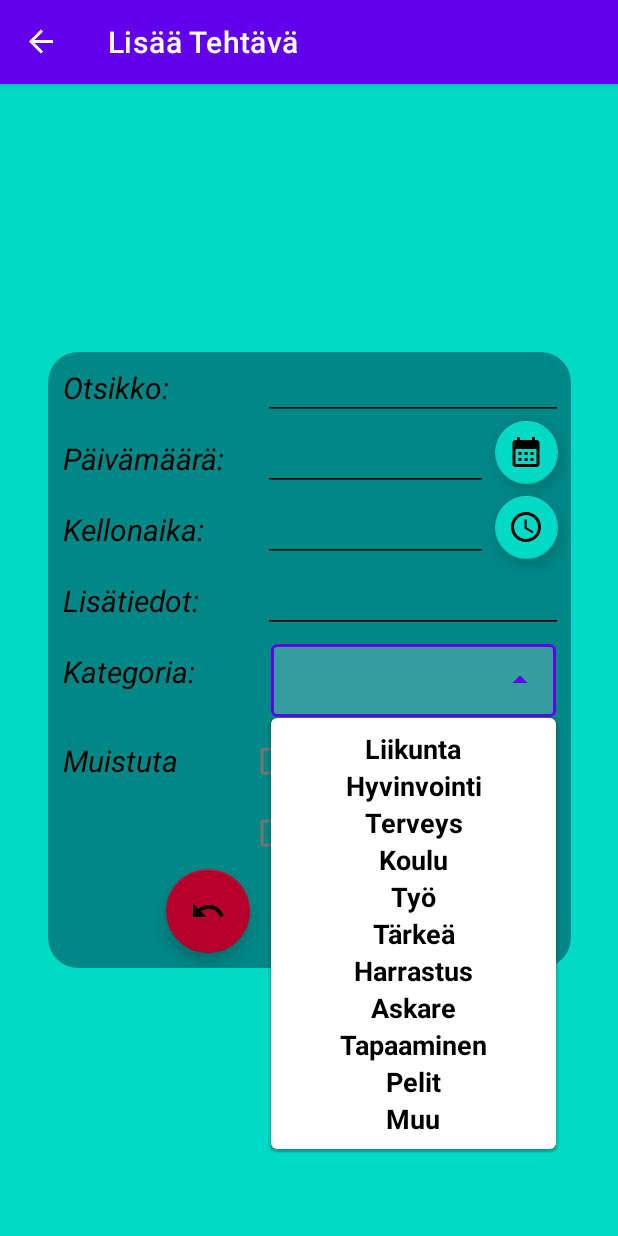
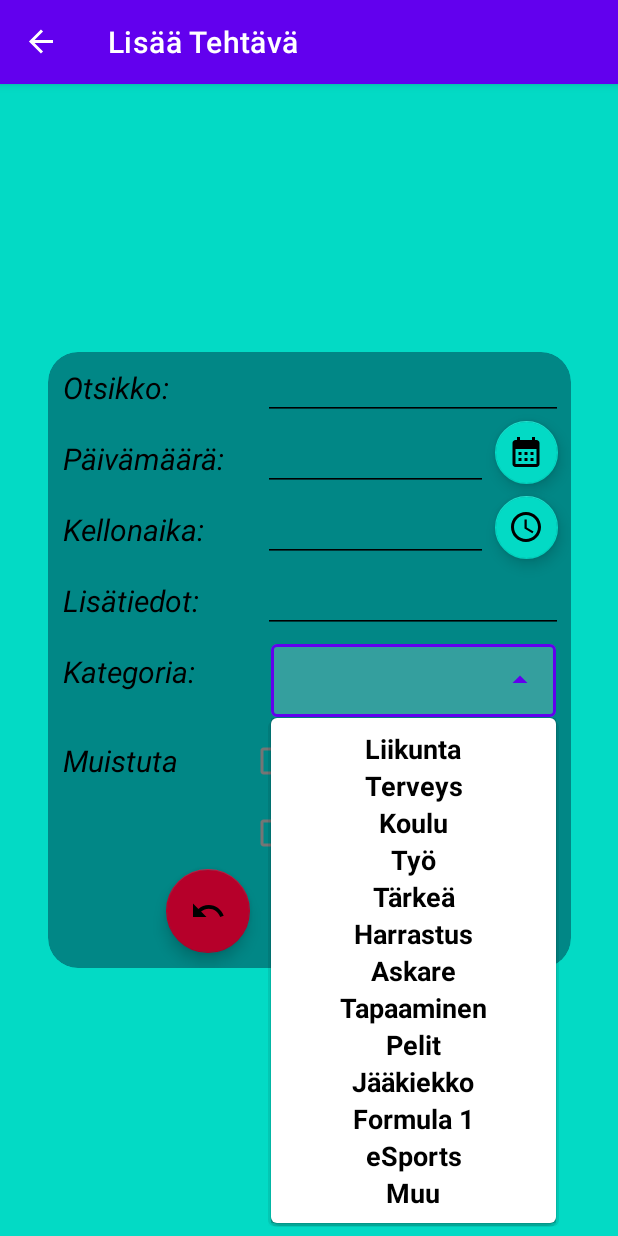
Before and after one commit to TomiLakkakorpi/SummerProject2023, an Android app: the AddFragment screen opened through its navigation route, after a tap on an icon or button, on a phone screen of 412 x 824 dp. Run offline under Robolectric (Android 15) with nearby library versions, the light colour scheme and no system bars; our stand-ins replace Room's generated code, navigation-ui.

Commit message:
Fixed an issue and changed categories
Fixed an issue with time being shown improperly. Removed and added some categories

```diff
--- a/app/src/main/java/com/example/databasetest/fragments/add/AddFragment.kt
+++ b/app/src/main/java/com/example/databasetest/fragments/add/AddFragment.kt
@@ -220,10 +220,10 @@ class AddFragment : Fragment() {
                                     if (timeCheck2(timeString)) { time = hourMissingZeroTime }
 
                                     //Time with only 1 digit in minute field (1:0) (Timepicker assigns only one digit to minute value if the value is for example 12:00)
-                                    if (timeCheck3(timeString)) { time = bothHourAndMinuteMissingZeroTime }
+                                    if (timeCheck3(timeString)) { time = minuteMissingZeroTime }
 
                                     //Time with 1 digit in both hour and minute field
-                                    if (timeCheck4(timeString)) { time = minuteMissingZeroTime}
+                                    if (timeCheck4(timeString)) { time = bothHourAndMinuteMissingZeroTime}
 
                                     //If the given date isn't a valid date, telling the user about it with a toast message
                                     if (!isValidDate(dateString)) {
--- a/app/src/main/java/com/example/databasetest/fragments/list/ListAdapter.kt
+++ b/app/src/main/java/com/example/databasetest/fragments/list/ListAdapter.kt
@@ -109,7 +109,6 @@ class ListAdapter : RecyclerView.Adapter<ListAdapter.MyViewHolder>(){
 
         //Setting the tasks background color based on category
         if (currentItem.category == "Liikunta") { holder.itemView.taskMainConstraint.setBackgroundResource(R.color.liikunta) }
-        if (currentItem.category == "Hyvinvointi") { holder.itemView.taskMainConstraint.setBackgroundResource(R.color.hyvinvointi) }
         if (currentItem.category == "Terveys") { holder.itemView.taskMainConstraint.setBackgroundResource(R.color.terveys) }
         if (currentItem.category == "Koulu") { holder.itemView.taskMainConstraint.setBackgroundResource(R.color.koulu) }
         if (currentItem.category == "Työ") { holder.itemView.taskMainConstraint.setBackgroundResource(R.color.tyo) }
@@ -118,6 +117,9 @@ class ListAdapter : RecyclerView.Adapter<ListAdapter.MyViewHolder>(){
         if (currentItem.category == "Askare") { holder.itemView.taskMainConstraint.setBackgroundResource(R.color.askare) }
         if (currentItem.category == "Tapaaminen") { holder.itemView.taskMainConstraint.setBackgroundResource(R.color.tapaaminen) }
         if (currentItem.category == "Pelit") { holder.itemView.taskMainConstraint.setBackgroundResource(R.color.pelit) }
+        if (currentItem.category == "Jääkiekko") { holder.itemView.taskMainConstraint.setBackgroundResource(R.color.Jääkiekko) }
+        if (currentItem.category == "Formula 1") { holder.itemView.taskMainConstraint.setBackgroundResource(R.color.Formula_1) }
+        if (currentItem.category == "eSports") { holder.itemView.taskMainConstraint.setBackgroundResource(R.color.eSports) }
         if (currentItem.category == "Muu") { holder.itemView.taskMainConstraint.setBackgroundResource(R.color.muu) }
 
         // Getting Task due date
--- a/app/src/main/res/values/colors.xml
+++ b/app/src/main/res/values/colors.xml
@@ -18,7 +18,6 @@
     <color name="purpleBackground1">#674EA7</color>
 
     <color name="liikunta">#37e1e1</color>
-    <color name="hyvinvointi">#8a2be2</color>
     <color name="terveys">#f54fa6</color>
     <color name="koulu">#20D1AC</color>
     <color name="tyo">#0B5E55</color>
@@ -27,5 +26,8 @@
     <color name="askare">#dd9933</color>
     <color name="tapaaminen">#dadd1e</color>
     <color name="pelit">#197823</color>
+    <color name="Jääkiekko">#77BFEA</color>
+    <color name="Formula_1">#860713</color>
+    <color name="eSports">#871d7b</color>
     <color name="muu">#DB5729</color>
 </resources>
--- a/app/src/main/res/values/strings.xml
+++ b/app/src/main/res/values/strings.xml
@@ -43,7 +43,6 @@
     <string-array name="categories">
         <!-- Muista myös vaihtaa ListAdapter koodiin kategorioiden nimet jos muutat niitä! -->
         <item>Liikunta</item>
-        <item>Hyvinvointi</item>
         <item>Terveys</item>
         <item>Koulu</item>
         <item>Työ</item>
@@ -52,6 +51,9 @@
         <item>Askare</item>
         <item>Tapaaminen</item>
         <item>Pelit</item>
+        <item>Jääkiekko</item>
+        <item>Formula 1</item>
+        <item>eSports</item>
         <item>Muu</item>
     </string-array>
 
@@ -59,13 +61,16 @@
         <!-- Muista myös vaihtaa ListAdapter koodiin kategorioiden nimet jos muutat niitä! -->
         <item>Näytä kaikki</item>
         <item>Liikunta</item>
-        <item>Hyvinvointi</item>
         <item>Terveys</item>
         <item>Koulu</item>
         <item>Työ</item>
         <item>Harrastus</item>
         <item>Askare</item>
         <item>Tapaaminen</item>
+        <item>Pelit</item>
+        <item>Jääkiekko</item>
+        <item>Formula 1</item>
+        <item>eSports</item>
         <item>Muu</item>
     </string-array>
 </resources>
```
